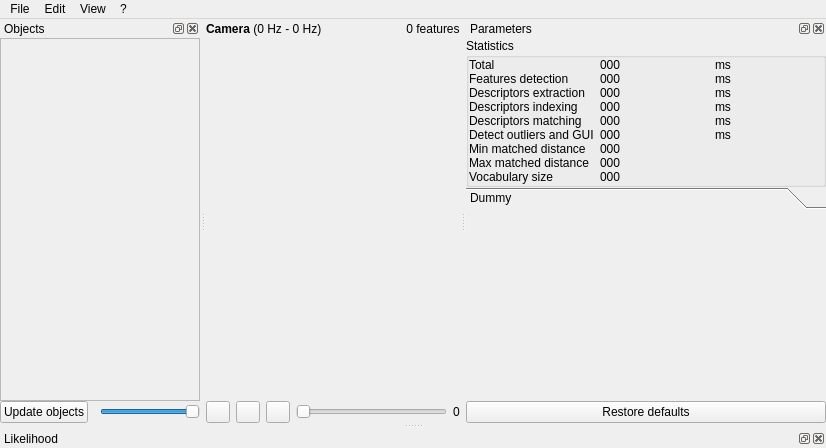
Above: src/ui/mainWindow.ui from introlab/find-object before the change. Below: the same form after it.
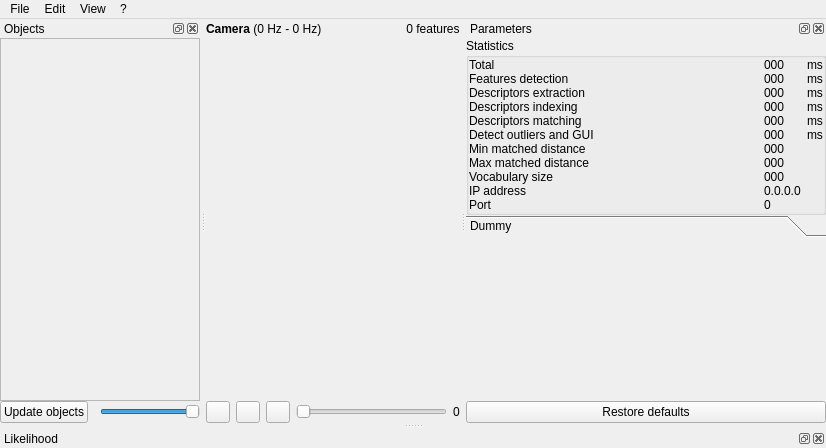
That is the form after the change. Icons and pictures are not drawn. Custom widgets are drawn as their Qt base class.

```diff
--- a/src/ui/mainWindow.ui
+++ b/src/ui/mainWindow.ui
@@ -287,13 +287,20 @@
          <number>0</number>
         </property>
         <item>
-         <layout class="QGridLayout" name="gridLayout" columnstretch="0,0,0">
+         <layout class="QGridLayout" name="gridLayout" columnstretch="1,0,0">
           <property name="horizontalSpacing">
            <number>6</number>
           </property>
           <property name="verticalSpacing">
            <number>0</number>
           </property>
+          <item row="3" column="1">
+           <widget class="QLabel" name="label_timeIndexing">
+            <property name="text">
+             <string>000</string>
+            </property>
+           </widget>
+          </item>
           <item row="4" column="1">
            <widget class="QLabel" name="label_timeMatching">
             <property name="text">
@@ -420,13 +427,6 @@
             </property>
            </widget>
           </item>
-          <item row="3" column="1">
-           <widget class="QLabel" name="label_timeIndexing">
-            <property name="text">
-             <string>000</string>
-            </property>
-           </widget>
-          </item>
           <item row="0" column="0">
            <widget class="QLabel" name="label_6">
             <property name="text">
@@ -462,6 +462,34 @@
             </property>
            </widget>
           </item>
+          <item row="9" column="0">
+           <widget class="QLabel" name="label_18">
+            <property name="text">
+             <string>IP address</string>
+            </property>
+           </widget>
+          </item>
+          <item row="10" column="0">
+           <widget class="QLabel" name="label_19">
+            <property name="text">
+             <string>Port</string>
+            </property>
+           </widget>
+          </item>
+          <item row="9" column="1">
+           <widget class="QLabel" name="label_ipAddress">
+            <property name="text">
+             <string>0.0.0.0</string>
+            </property>
+           </widget>
+          </item>
+          <item row="10" column="1">
+           <widget class="QLabel" name="label_port">
+            <property name="text">
+             <string>0</string>
+            </property>
+           </widget>
+          </item>
          </layout>
         </item>
        </layout>
@@ -478,7 +506,7 @@
           <x>0</x>
           <y>0</y>
           <width>360</width>
-          <height>120</height>
+          <height>86</height>
          </rect>
         </property>
         <attribute name="label">
```
